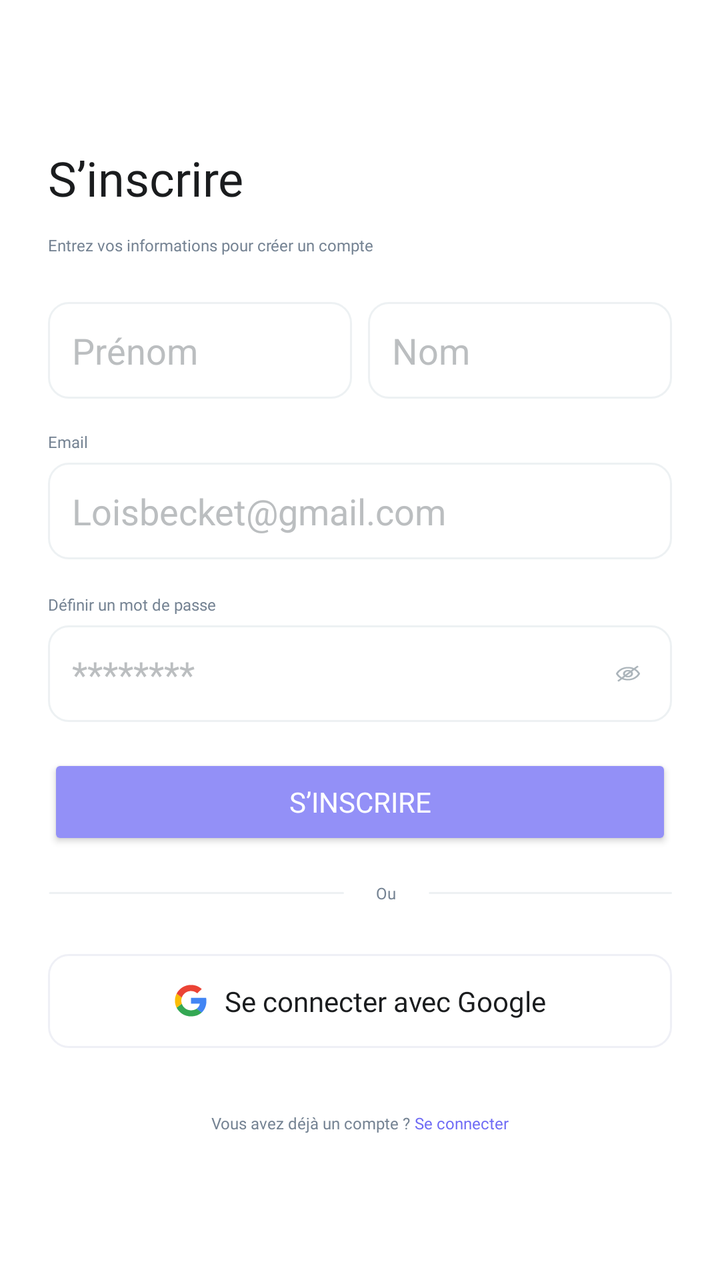
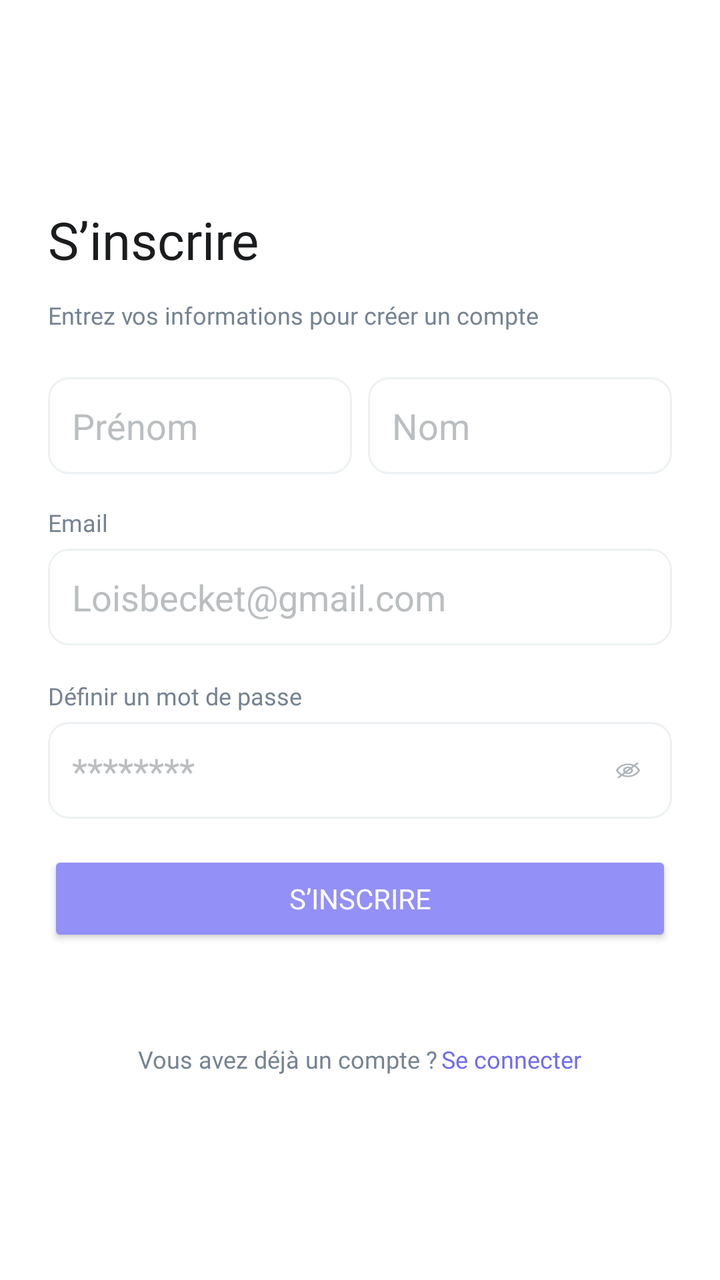

Screens rendered from an Android XML layout before and after an edit, with the pre-edit source and the edit as a unified diff.
<!-- AndroidManifest.xml: application theme Theme.ManagePass -->
<!-- res/layout/activity_signup.xml -->
<?xml version="1.0" encoding="utf-8"?>
<androidx.constraintlayout.widget.ConstraintLayout xmlns:android="http://schemas.android.com/apk/res/android"
    xmlns:app="http://schemas.android.com/apk/res-auto"
    xmlns:tools="http://schemas.android.com/tools"
    android:id="@+id/main"
    android:layout_width="match_parent"
    android:layout_height="match_parent"
    tools:context=".signup" android:background="@color/white">
    <LinearLayout
        android:layout_width="match_parent"
        android:layout_height="match_parent"
        android:orientation="vertical"
        android:layout_marginLeft="24dp" android:layout_marginRight="24dp"  android:gravity="center_vertical">
    
    <TextView
        android:id="@+id/register_page_title"
        style="@style/largebold"
        android:layout_width="wrap_content"
        android:layout_height="wrap_content"
        android:text="@string/register_page_title"  />
        
        <TextView
            android:id="@+id/register_page_description"
            style="@style/xs_medium"
            android:layout_width="wrap_content"
            android:layout_height="wrap_content"
            android:layout_marginTop="12dp"
            android:text="@string/register_page_description" />
        
        <LinearLayout
            android:layout_width="match_parent"
            android:layout_height="wrap_content"
            android:orientation="horizontal"
            android:layout_marginTop="23dp">

            
            <EditText
                android:id="@+id/register_input_prenom"
                android:layout_width="0dp"
                android:layout_height="wrap_content"
                android:layout_weight="1"
                android:background="@drawable/edit_text_border"
                android:hint="@string/register_page_placeholder_prenom"
                android:padding="12dp"
                android:textColorHint="@color/gray_placeholder"
                android:layout_marginEnd="8dp" />

            
            <EditText
                android:id="@+id/register_input_nom"
                android:layout_width="0dp"
                android:layout_height="wrap_content"
                android:layout_weight="1"
                android:background="@drawable/edit_text_border"
                android:hint="@string/register_page_placeholder_nom"
                android:padding="12dp"
                android:textColorHint="@color/gray_placeholder" />
        </LinearLayout>

        
        <TextView
            android:id="@+id/register_email_label"
            style="@style/xs_medium"
            android:layout_width="wrap_content"
            android:layout_height="wrap_content"
            android:layout_marginTop="16dp"
            android:layout_marginBottom="5dp"
            android:text="@string/login_page_label_email" />
        
        <EditText
            android:id="@+id/register_email_input"
            android:layout_width="match_parent"
            android:layout_height="wrap_content"
            android:background="@drawable/edit_text_border"
            android:hint="@string/login_page_placeholder_email"
            android:padding="12dp"
            android:textColorHint="@color/gray_placeholder" />
        
        <TextView
            android:id="@+id/register_password_label"
            style="@style/xs_medium"
            android:layout_width="wrap_content"
            android:layout_height="wrap_content"
            android:layout_marginTop="17dp"
            android:layout_marginBottom="5dp"
            android:text="@string/register_label_password" />
        
        <RelativeLayout
            android:layout_width="match_parent"
            android:layout_height="wrap_content"
            >
            
            <EditText
                android:id="@+id/register_password_input"
                android:layout_width="match_parent"
                android:layout_height="wrap_content"
                android:hint="@string/login_page_placeholder_password"
                android:padding="12dp"
                android:inputType="textPassword"
                android:textColorHint="@color/gray_placeholder" android:background="@drawable/edit_text_border"  />

            
            <ImageView
                android:id="@+id/eye_icon"
                android:layout_width="24dp"
                android:layout_height="wrap_content"
                android:layout_alignParentEnd="true"
                android:layout_centerVertical="true"
                android:layout_marginEnd="10dp"
                android:src="@drawable/icon_eye_off"
                android:clickable="true"
                android:focusable="true" />
        </RelativeLayout>
        
        <Button
            android:id="@+id/sign_up_button"
            style="@style/s_semibold_white"
            android:layout_width="match_parent"
            android:layout_height="wrap_content"
            android:layout_marginBottom="16dp"
            android:layout_marginTop="16dp"
            android:backgroundTint="@color/mauve_pastel"
            android:text="@string/register_page_button_sign_up" />
        
        <LinearLayout
            android:layout_width="match_parent"
            android:layout_height="wrap_content"
            android:gravity="center_horizontal|center_vertical"
            android:orientation="horizontal">

            <ImageView
                android:layout_width="wrap_content"
                android:layout_height="wrap_content"
                app:srcCompat="@drawable/line" />

            <TextView
                style="@style/xs_regular"
                android:layout_width="wrap_content"
                android:layout_height="wrap_content"
                android:layout_marginStart="16dp"
                android:layout_marginEnd="16dp"
                android:text="@string/text_or" />

            <ImageView
                android:layout_width="wrap_content"
                android:layout_height="wrap_content"
                app:srcCompat="@drawable/line" />
        </LinearLayout>
        
        <LinearLayout
            android:layout_width="match_parent"
            android:layout_height="wrap_content"
            android:layout_marginTop="25dp"
            android:background="@drawable/button_google"
            android:gravity="center"
            android:orientation="horizontal"
            android:padding="14dp">

            <ImageView
                android:layout_width="wrap_content"
                android:layout_height="wrap_content"
                android:layout_marginEnd="8dp"
                android:src="@drawable/icon_google" />

            <TextView
                style="@style/s_semibold_neutral"
                android:layout_width="wrap_content"
                android:layout_height="wrap_content"
                android:text="@string/login_page_button_google" />

        </LinearLayout>
        <LinearLayout
            android:layout_width="match_parent"
            android:layout_height="wrap_content"
            android:orientation="horizontal"
            android:gravity="center"
            android:layout_marginTop="32dp">

            
            <TextView
                android:id="@+id/create_account_text"
                style="@style/xs_medium"
                android:layout_width="wrap_content"
                android:layout_height="wrap_content"
                android:text="@string/register_text_signin_account"
                />

            
            <TextView
                android:id="@+id/sign_in_text"
                style="@style/xs_medium"
                android:layout_width="wrap_content"
                android:layout_height="wrap_content"
                android:text="@string/register_text_signin"
                android:layout_marginStart="2dp"
                android:textColor="@color/bleu_violet"
                android:clickable="true"
                android:focusable="true" />
        </LinearLayout>

    </LinearLayout>

</androidx.constraintlayout.widget.ConstraintLayout>
<!-- resources referenced by this layout -->
<resources>
  <color name="bleu_violet">#6F6BF5</color>
  <color name="gray_placeholder">#BBBEC0</color>
  <color name="mauve_pastel">#9390F7</color>
  <color name="white">#FFFFFFFF</color>
  <!-- drawable button_google (drawable) -->
  <?xml version="1.0" encoding="utf-8"?>
  <selector xmlns:android="http://schemas.android.com/apk/res/android">
      <item>
          <shape>
              <solid android:color="#FFFFFF" />
              <stroke
                  android:width="1dp"
                  android:color="#EFF0F6" />
              <corners android:radius="10dp" />
          </shape>
      </item>
  </selector>
  <!-- drawable icon_google (drawable) -->
  <vector xmlns:android="http://schemas.android.com/apk/res/android"
      android:width="18dp"
      android:height="18dp"
      android:viewportWidth="18"
      android:viewportHeight="18">
    <path
        android:pathData="M16.876,9.175C16.876,8.527 16.822,8.055 16.706,7.565H9.162V10.487H13.59C13.501,11.214 13.019,12.307 11.947,13.042L11.932,13.14L14.318,14.951L14.483,14.967C16.001,13.594 16.876,11.572 16.876,9.175Z"
        android:fillColor="#4285F4"/>
    <path
        android:pathData="M9.161,16.875C11.331,16.875 13.152,16.175 14.482,14.967L11.947,13.042C11.268,13.506 10.357,13.83 9.161,13.83C7.036,13.83 5.232,12.456 4.59,10.557L4.495,10.565L2.015,12.446L1.982,12.535C3.304,15.107 6.018,16.875 9.161,16.875Z"
        android:fillColor="#34A853"/>
    <path
        android:pathData="M4.59,10.557C4.42,10.068 4.322,9.542 4.322,9C4.322,8.457 4.42,7.932 4.581,7.442L4.577,7.338L2.065,5.427L1.983,5.465C1.438,6.532 1.126,7.731 1.126,9C1.126,10.269 1.438,11.467 1.983,12.535L4.59,10.557Z"
        android:fillColor="#FBBC05"/>
    <path
        android:pathData="M9.161,4.17C10.67,4.17 11.688,4.809 12.268,5.343L14.536,3.172C13.143,1.904 11.331,1.125 9.161,1.125C6.018,1.125 3.304,2.892 1.982,5.465L4.581,7.442C5.232,5.544 7.036,4.17 9.161,4.17Z"
        android:fillColor="#EB4335"/>
  </vector>
  <!-- drawable line (drawable) -->
  <vector xmlns:android="http://schemas.android.com/apk/res/android"
      android:width="148dp"
      android:height="1dp"
      android:viewportWidth="148"
      android:viewportHeight="1">
    <path
        android:strokeWidth="1"
        android:pathData="M1,0.5L147.5,0.5"
        android:fillColor="#00000000"
        android:strokeColor="#EDF1F3"
        android:strokeLineCap="round"/>
  </vector>
  <string name="login_page_button_google">Se connecter avec Google</string>
  <string name="login_page_label_email">Email</string>
  <string name="login_page_placeholder_email">Loisbecket@gmail.com</string>
  <string name="login_page_placeholder_password">********</string>
  <string name="register_label_password">Définir un mot de passe</string>
  <string name="register_page_button_sign_up">S’inscrire</string>
  <string name="register_page_placeholder_nom">Nom</string>
  <string name="register_page_placeholder_prenom">Prénom</string>
  <string name="register_page_title">S\’inscrire</string>
  <string name="register_text_signin">Se connecter</string>
  <string name="text_or">Ou</string>
  <style name="largebold" parent="lexend_bold">
          <item name="android:textColor">@color/neutral</item>
          <item name="android:textSize">24dp</item>
      </style>
  <style name="s_semibold_neutral" parent="lexend_semibold">
          <item name="android:textColor">@color/neutral</item>
          <item name="android:textSize">14dp</item>
      </style>
  <style name="xs_medium" parent="lexend_medium">
          <item name="android:textColor">@color/gris_ardoise</item>
          <item name="android:textSize">8dp</item>
      </style>
  <style name="xs_regular" parent="lexend_regular">
          <item name="android:textColor">@color/gris_ardoise</item>
          <item name="android:textSize">8dp</item>
      </style>
  <color name="neutral">#1A1C1E</color>
  <color name="gris_ardoise">#758393</color>
  <style name="lexend_regular">
          <item name="android:fontFamily">@font/lexendregular</item>
      </style>
  <!-- unchanged entries left out for length: 10 -->
</resources>

<!-- the commit's change to res/layout/activity_signup.xml (unified diff, before → after) -->
@@ -121,54 +121,6 @@
             android:layout_marginTop="16dp"
             android:backgroundTint="@color/mauve_pastel"
             android:text="@string/register_page_button_sign_up" />
-        
-        <LinearLayout
-            android:layout_width="match_parent"
-            android:layout_height="wrap_content"
-            android:gravity="center_horizontal|center_vertical"
-            android:orientation="horizontal">
-
-            <ImageView
-                android:layout_width="wrap_content"
-                android:layout_height="wrap_content"
-                app:srcCompat="@drawable/line" />
-
-            <TextView
-                style="@style/xs_regular"
-                android:layout_width="wrap_content"
-                android:layout_height="wrap_content"
-                android:layout_marginStart="16dp"
-                android:layout_marginEnd="16dp"
-                android:text="@string/text_or" />
-
-            <ImageView
-                android:layout_width="wrap_content"
-                android:layout_height="wrap_content"
-                app:srcCompat="@drawable/line" />
-        </LinearLayout>
-        
-        <LinearLayout
-            android:layout_width="match_parent"
-            android:layout_height="wrap_content"
-            android:layout_marginTop="25dp"
-            android:background="@drawable/button_google"
-            android:gravity="center"
-            android:orientation="horizontal"
-            android:padding="14dp">
-
-            <ImageView
-                android:layout_width="wrap_content"
-                android:layout_height="wrap_content"
-                android:layout_marginEnd="8dp"
-                android:src="@drawable/icon_google" />
-
-            <TextView
-                style="@style/s_semibold_neutral"
-                android:layout_width="wrap_content"
-                android:layout_height="wrap_content"
-                android:text="@string/login_page_button_google" />
-
-        </LinearLayout>
         <LinearLayout
             android:layout_width="match_parent"
             android:layout_height="wrap_content"
<!-- resource entries referenced after the edit -->
@@ -4,52 +4,6 @@
   <color name="gray_placeholder">#BBBEC0</color>
   <color name="mauve_pastel">#9390F7</color>
   <color name="white">#FFFFFFFF</color>
-  <!-- drawable button_google (drawable) -->
-  <?xml version="1.0" encoding="utf-8"?>
-  <selector xmlns:android="http://schemas.android.com/apk/res/android">
-      <item>
-          <shape>
-              <solid android:color="#FFFFFF" />
-              <stroke
-                  android:width="1dp"
-                  android:color="#EFF0F6" />
-              <corners android:radius="10dp" />
-          </shape>
-      </item>
-  </selector>
-  <!-- drawable icon_google (drawable) -->
-  <vector xmlns:android="http://schemas.android.com/apk/res/android"
-      android:width="18dp"
-      android:height="18dp"
-      android:viewportWidth="18"
-      android:viewportHeight="18">
-    <path
-        android:pathData="M16.876,9.175C16.876,8.527 16.822,8.055 16.706,7.565H9.162V10.487H13.59C13.501,11.214 13.019,12.307 11.947,13.042L11.932,13.14L14.318,14.951L14.483,14.967C16.001,13.594 16.876,11.572 16.876,9.175Z"
-        android:fillColor="#4285F4"/>
-    <path
-        android:pathData="M9.161,16.875C11.331,16.875 13.152,16.175 14.482,14.967L11.947,13.042C11.268,13.506 10.357,13.83 9.161,13.83C7.036,13.83 5.232,12.456 4.59,10.557L4.495,10.565L2.015,12.446L1.982,12.535C3.304,15.107 6.018,16.875 9.161,16.875Z"
-        android:fillColor="#34A853"/>
-    <path
-        android:pathData="M4.59,10.557C4.42,10.068 4.322,9.542 4.322,9C4.322,8.457 4.42,7.932 4.581,7.442L4.577,7.338L2.065,5.427L1.983,5.465C1.438,6.532 1.126,7.731 1.126,9C1.126,10.269 1.438,11.467 1.983,12.535L4.59,10.557Z"
-        android:fillColor="#FBBC05"/>
-    <path
-        android:pathData="M9.161,4.17C10.67,4.17 11.688,4.809 12.268,5.343L14.536,3.172C13.143,1.904 11.331,1.125 9.161,1.125C6.018,1.125 3.304,2.892 1.982,5.465L4.581,7.442C5.232,5.544 7.036,4.17 9.161,4.17Z"
-        android:fillColor="#EB4335"/>
-  </vector>
-  <!-- drawable line (drawable) -->
-  <vector xmlns:android="http://schemas.android.com/apk/res/android"
-      android:width="148dp"
-      android:height="1dp"
-      android:viewportWidth="148"
-      android:viewportHeight="1">
-    <path
-        android:strokeWidth="1"
-        android:pathData="M1,0.5L147.5,0.5"
-        android:fillColor="#00000000"
-        android:strokeColor="#EDF1F3"
-        android:strokeLineCap="round"/>
-  </vector>
-  <string name="login_page_button_google">Se connecter avec Google</string>
   <string name="login_page_label_email">Email</string>
   <string name="login_page_placeholder_email">Loisbecket@gmail.com</string>
   <string name="login_page_placeholder_password">********</string>
@@ -59,28 +13,16 @@
   <string name="register_page_placeholder_prenom">Prénom</string>
   <string name="register_page_title">S\’inscrire</string>
   <string name="register_text_signin">Se connecter</string>
-  <string name="text_or">Ou</string>
   <style name="largebold" parent="lexend_bold">
           <item name="android:textColor">@color/neutral</item>
-          <item name="android:textSize">24dp</item>
-      </style>
-  <style name="s_semibold_neutral" parent="lexend_semibold">
-          <item name="android:textColor">@color/neutral</item>
-          <item name="android:textSize">14dp</item>
+          <item name="android:textSize">26dp</item>
       </style>
   <style name="xs_medium" parent="lexend_medium">
           <item name="android:textColor">@color/gris_ardoise</item>
-          <item name="android:textSize">8dp</item>
-      </style>
-  <style name="xs_regular" parent="lexend_regular">
-          <item name="android:textColor">@color/gris_ardoise</item>
-          <item name="android:textSize">8dp</item>
+          <item name="android:textSize">12dp</item>
       </style>
   <color name="neutral">#1A1C1E</color>
   <color name="gris_ardoise">#758393</color>
-  <style name="lexend_regular">
-          <item name="android:fontFamily">@font/lexendregular</item>
-      </style>
   <!-- unchanged entries left out for length: 10 -->
 </resources>
 
